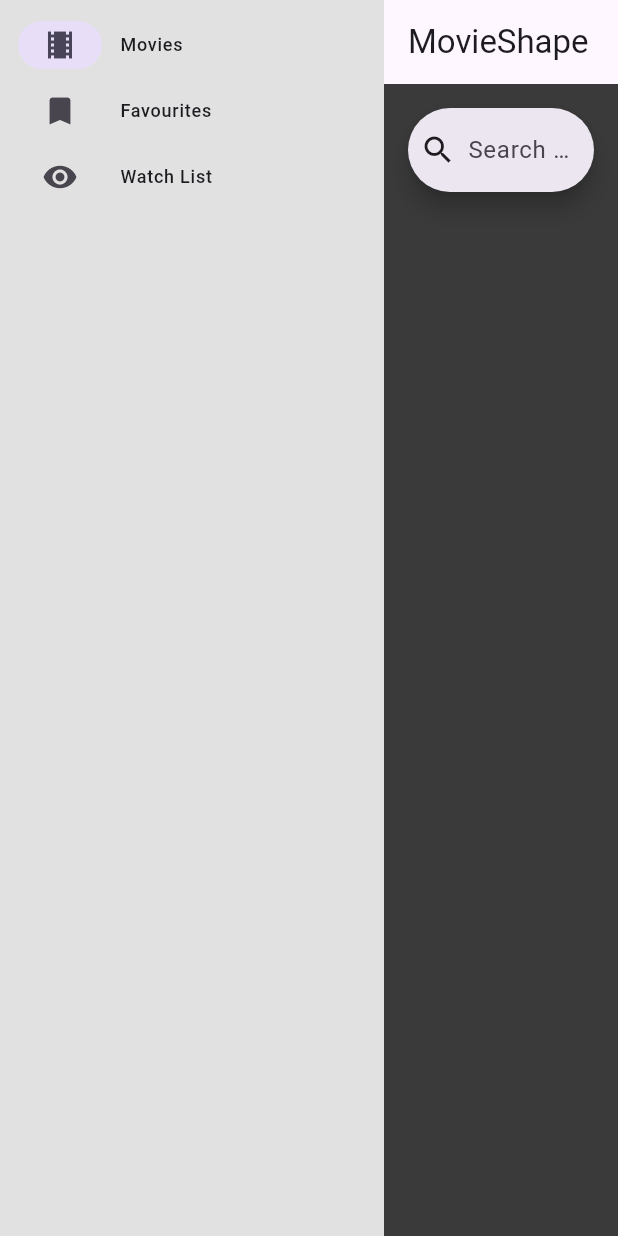
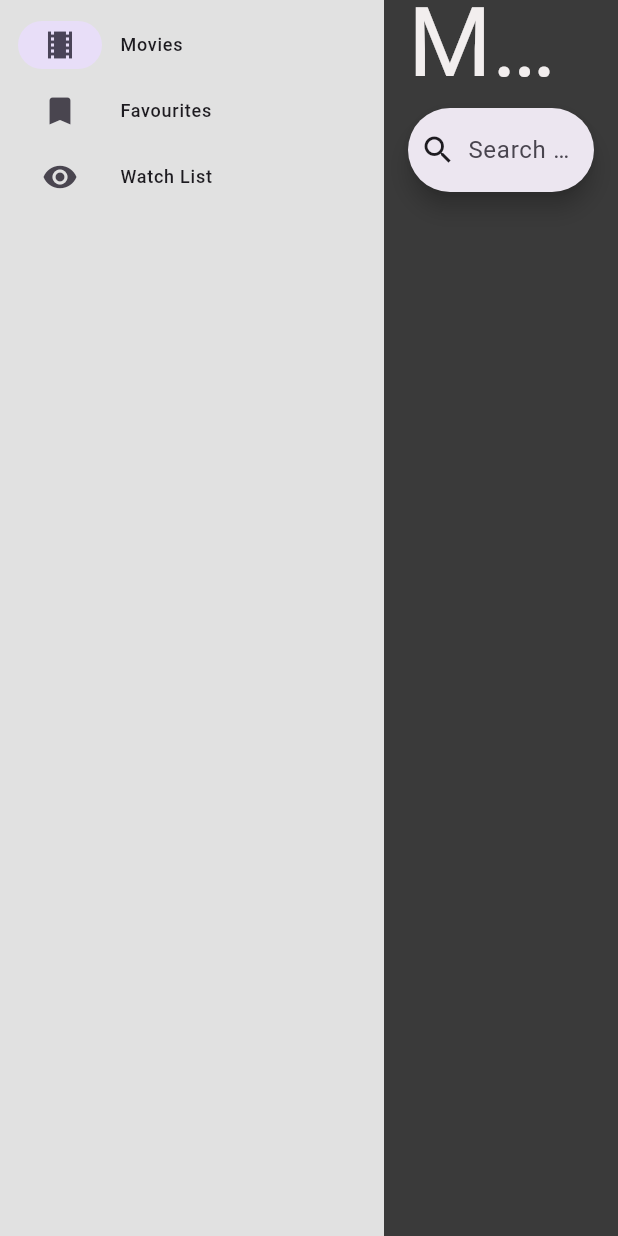
Before and after one commit to MattShape/movie-shape, a Flutter app: the screen it shows after launch, on a phone screen of 412 x 824 dp. Run offline on Flutter 3.47's test engine with Material 3 defaults, Android fonts, the light colour scheme and no system bars; our stand-ins replace google_fonts.

Commit message:
style homepage title

```diff
--- a/movie_shape/lib/views/pages/home_page.dart
+++ b/movie_shape/lib/views/pages/home_page.dart
@@ -25,7 +25,13 @@ class _HomePageState extends State<HomePage> {
   Widget build(BuildContext context) {
     return Scaffold(
       appBar: AppBar(
-        title: Text("MovieShape"),
+        backgroundColor: AppConstants.backgroundColour,
+        title: Text(
+          "MovieShape",
+          style: TextStyle(
+              fontSize: AppConstants.companyTitleSize,
+              color: AppConstants.textColour),
+        ),
       ),
       body: Column(
         children: [
```
